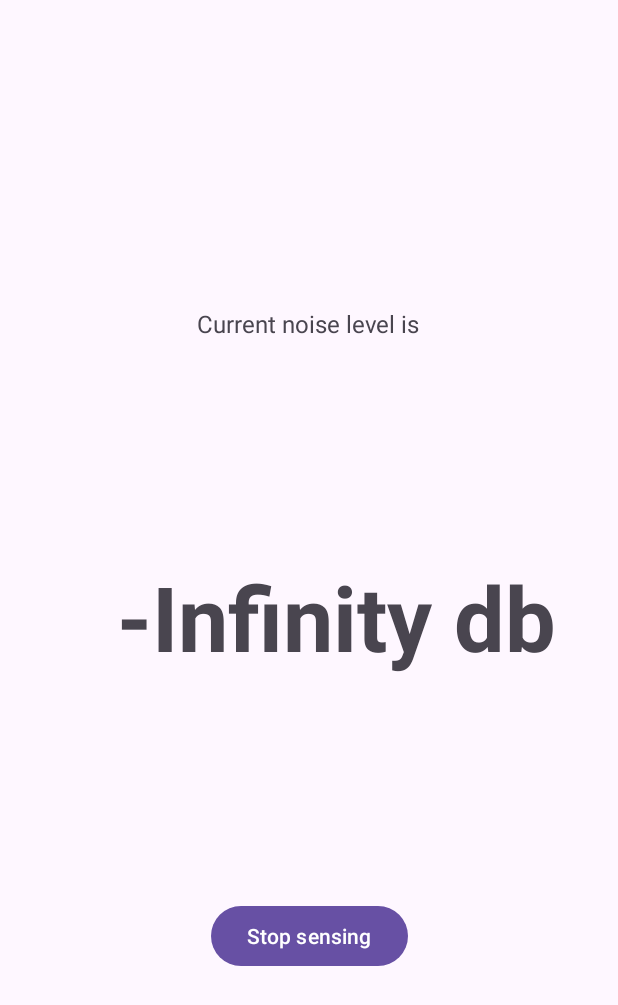
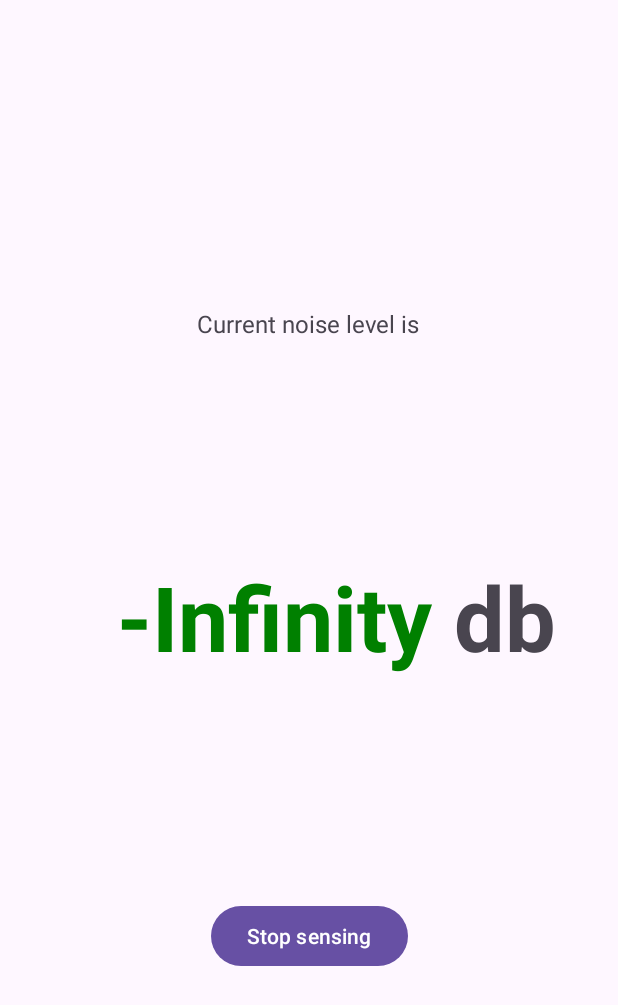
Before and after one commit to glmquint/MASSSProject, an Android app built with Jetpack Compose: the NoiseDetection screen opened directly, with no data from a screen before it, on a phone screen of 412 x 824 dp. Shown: the top 1005 px of the screen. Run offline under Robolectric (Android 15) with nearby library versions, the phone set to English and light mode, and no system bars.

Commit message:
Add color change on different noise levels

```diff
--- a/NoiseMapper/app/src/main/java/it/dii/unipi/masss/noisemapper/NoiseDetection.kt
+++ b/NoiseMapper/app/src/main/java/it/dii/unipi/masss/noisemapper/NoiseDetection.kt
@@ -122,6 +122,17 @@ class NoiseDetection : AppCompatActivity(), SensorEventListener {
                 map_noise_level[currentTimestamp] = amplitudeDb
                 Log.i("NoiseDetection", "Level db is $amplitudeDb at time $currentTimestamp")
                 sound.text = String.format("%.1f", amplitudeDb)
+                when {
+                    amplitudeDb > 80 -> { // High noise level
+                        sound.setTextColor(ContextCompat.getColor(this@NoiseDetection, R.color.high_noise))
+                    }
+                    amplitudeDb > 60 -> { // Medium noise level
+                        sound.setTextColor(ContextCompat.getColor(this@NoiseDetection, R.color.medium_noise))
+                    }
+                    else -> { // Low noise level
+                        sound.setTextColor(ContextCompat.getColor(this@NoiseDetection, R.color.low_noise))
+                    }
+                }
             }
         }
     }
--- a/NoiseMapper/app/src/main/res/values/colors.xml
+++ b/NoiseMapper/app/src/main/res/values/colors.xml
@@ -7,4 +7,7 @@
     <color name="teal_700">#FF018786</color>
     <color name="black">#FF000000</color>
     <color name="white">#FFFFFFFF</color>
+    <color name="low_noise">#008000</color> <!-- Green -->
+    <color name="medium_noise">#FFA500</color> <!-- Orange -->
+    <color name="high_noise">#FF0000</color> <!-- Red -->
 </resources>
```
